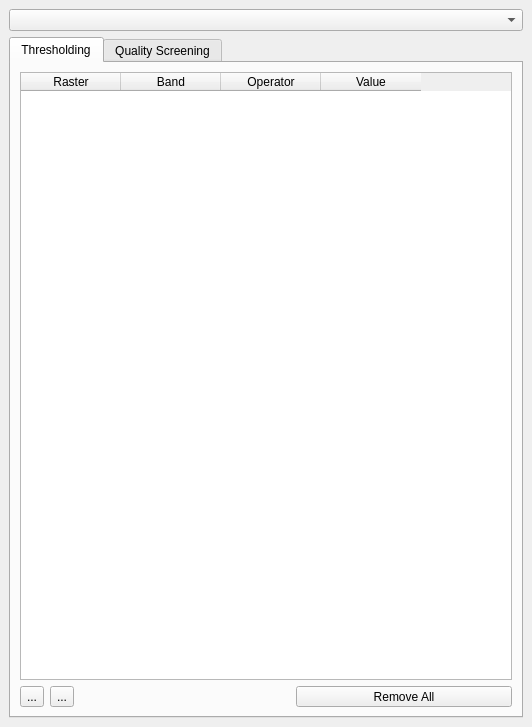
Above: enmapbox/eo4qapps/rastermaskingapp/rastermaskingdockwidget.ui from EnMAP-Box/enmap-box before the change. Below: the same form after it.
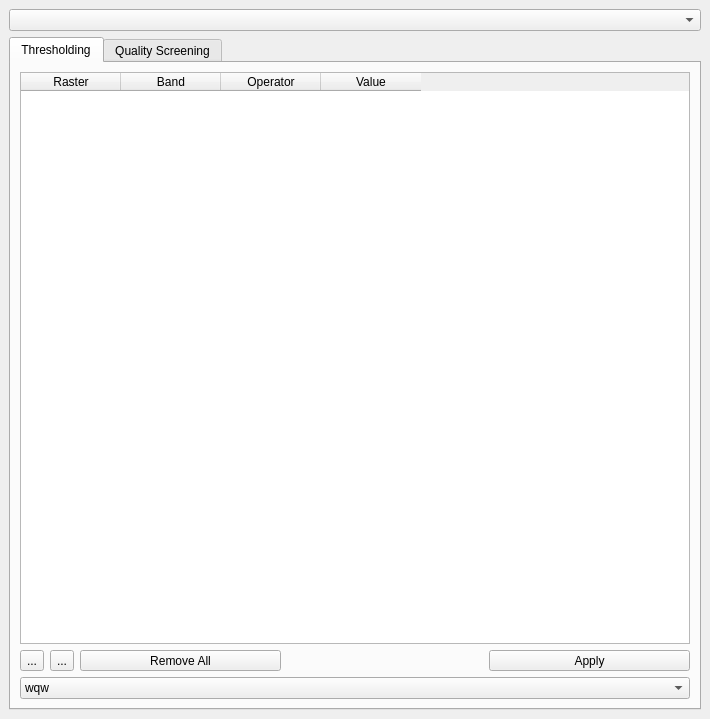
That is the form after the change. Icons and pictures are not drawn. Custom widgets are drawn as their Qt base class.

The edit to the form file:
```diff
--- a/enmapbox/eo4qapps/rastermaskingapp/rastermaskingdockwidget.ui
+++ b/enmapbox/eo4qapps/rastermaskingapp/rastermaskingdockwidget.ui
@@ -6,8 +6,8 @@
    <rect>
     <x>0</x>
     <y>0</y>
-    <width>532</width>
-    <height>727</height>
+    <width>710</width>
+    <height>719</height>
    </rect>
   </property>
   <property name="sizePolicy">
@@ -19,7 +19,7 @@
   <property name="minimumSize">
    <size>
     <width>258</width>
-    <height>214</height>
+    <height>240</height>
    </size>
   </property>
   <property name="maximumSize">
@@ -119,6 +119,22 @@
             </property>
            </widget>
           </item>
+          <item>
+           <widget class="QToolButton" name="mThresholdingRemoveAll">
+            <property name="sizePolicy">
+             <sizepolicy hsizetype="Expanding" vsizetype="Fixed">
+              <horstretch>0</horstretch>
+              <verstretch>0</verstretch>
+             </sizepolicy>
+            </property>
+            <property name="toolTip">
+             <string>Remove all thresholds.</string>
+            </property>
+            <property name="text">
+             <string>Remove All</string>
+            </property>
+           </widget>
+          </item>
           <item>
            <spacer name="horizontalSpacer">
             <property name="orientation">
@@ -133,7 +149,7 @@
            </spacer>
           </item>
           <item>
-           <widget class="QToolButton" name="mThresholdingRemoveAll">
+           <widget class="QToolButton" name="mApply">
             <property name="sizePolicy">
              <sizepolicy hsizetype="Expanding" vsizetype="Fixed">
               <horstretch>0</horstretch>
@@ -141,12 +157,21 @@
              </sizepolicy>
             </property>
             <property name="text">
-             <string>Remove All</string>
+             <string>Apply</string>
             </property>
            </widget>
           </item>
          </layout>
         </item>
+        <item>
+         <widget class="QComboBox" name="comboBox">
+          <item>
+           <property name="text">
+            <string>wqw</string>
+           </property>
+          </item>
+         </widget>
+        </item>
        </layout>
       </widget>
       <widget class="QWidget" name="tab_2">
```
Left out of the diff: 12 changed lines with no effect on the pictures.
